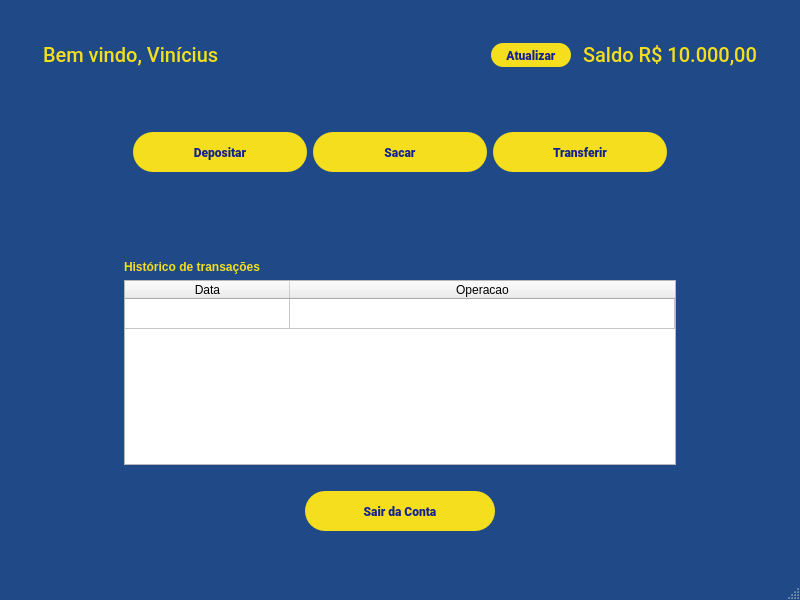
nomevini/banco_do_brasil, file ui/tela_dashboard.ui: the form before one commit.
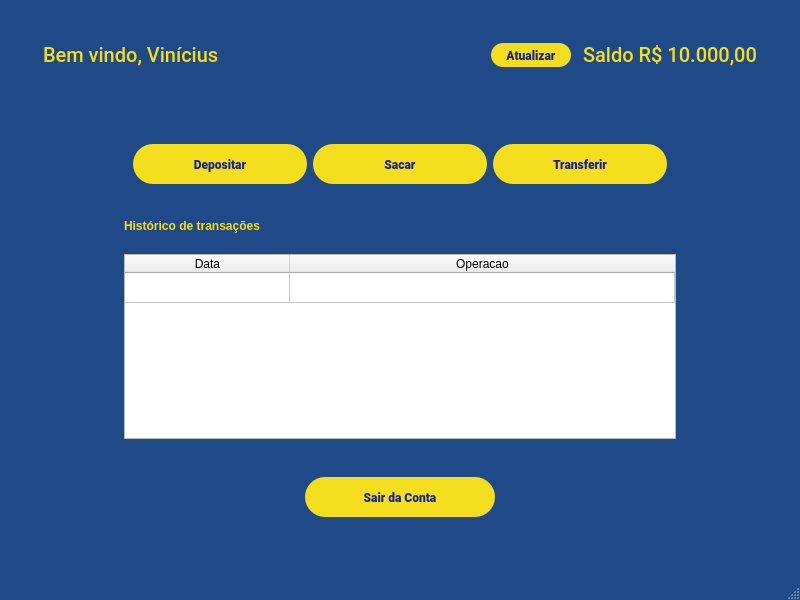
The form after the commit. Icons and pictures are not drawn.

Diff of the .ui file:
```diff
--- a/ui/tela_dashboard.ui
+++ b/ui/tela_dashboard.ui
@@ -382,7 +382,7 @@
               </layout>
              </widget>
             </item>
-            <item alignment="Qt::AlignBottom">
+            <item>
              <widget class="QLabel" name="label_historico">
               <property name="sizePolicy">
                <sizepolicy hsizetype="Preferred" vsizetype="Maximum">
@@ -390,6 +390,12 @@
                 <verstretch>0</verstretch>
                </sizepolicy>
               </property>
+              <property name="maximumSize">
+               <size>
+                <width>16777215</width>
+                <height>20</height>
+               </size>
+              </property>
               <property name="font">
                <font>
                 <weight>75</weight>
```
